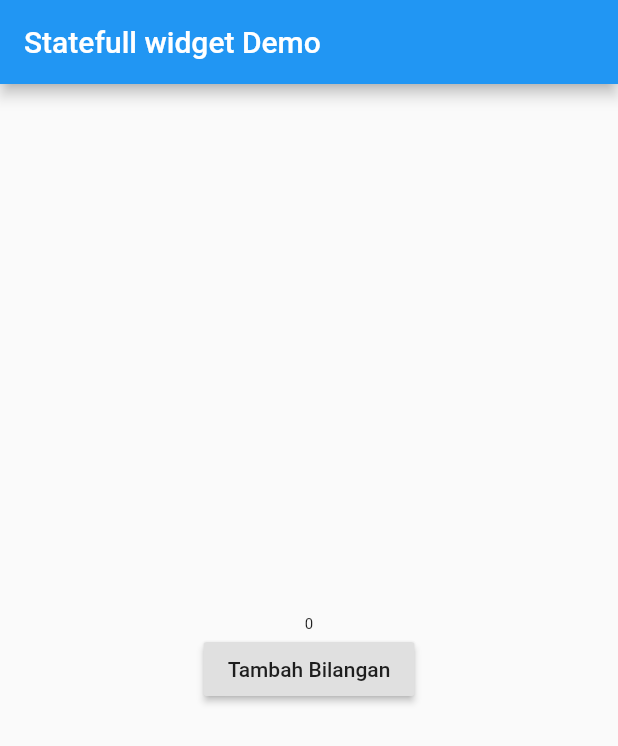
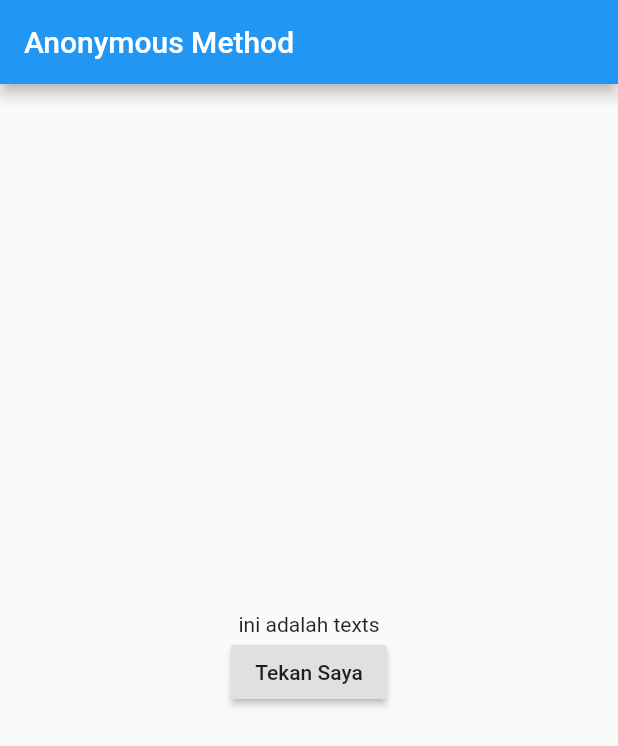
Before and after one commit to developersmartvision/web_flutter, a Flutter app: the screen it shows after launch, on a phone screen of 412 x 824 dp. Shown: the top 746 px of the screen. Run offline on Flutter 3.47's test engine with Material 2 defaults, Android fonts, the light colour scheme and no system bars.

Commit message:
Anonymous Method

```diff
--- a/lib/main.dart
+++ b/lib/main.dart
@@ -12,31 +12,25 @@ class MyApp extends StatefulWidget {
 }
 
 class _MyAppState extends State<MyApp> {
-  int number = 0;
-
-  void tekanTombol() {
-
-    setState(() {
-      number = number+1;
-    });
-  }
+  var message = "ini adalah texts";
 
   @override
   Widget build(BuildContext context) {
     return MaterialApp(
       home: Scaffold(
         appBar: AppBar(
-          title: Text("Statefull widget Demo"),
+          title: Text("Anonymous Method"),
         ),
         body: Center(
           child: Column(
             mainAxisAlignment: MainAxisAlignment.center,
             children: [
-              Text(number.toString(),style: TextStyle(fontSize: 10+number.toDouble()),),
-              RaisedButton(
-                child: Text("Tambah Bilangan"),
-                onPressed: tekanTombol,
-              )
+              Text(message),
+              RaisedButton(child: Text("Tekan Saya"), onPressed: (){
+                setState(() {
+                  message = "Tombol Sudah di tekan";
+                });
+              })
             ],
           ),
         ),
```
